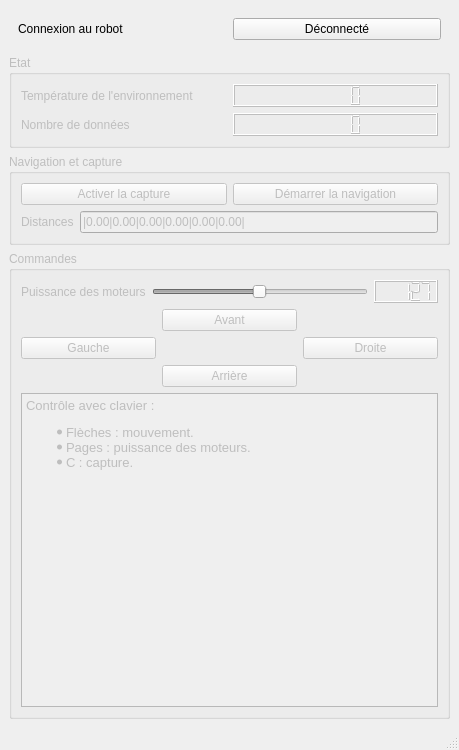
This is Code/PC/GUI/DistancesCarRemoteControler.ui in Hamza5/PFE-Master as Qt 5 draws it before an edit. The edited form follows.
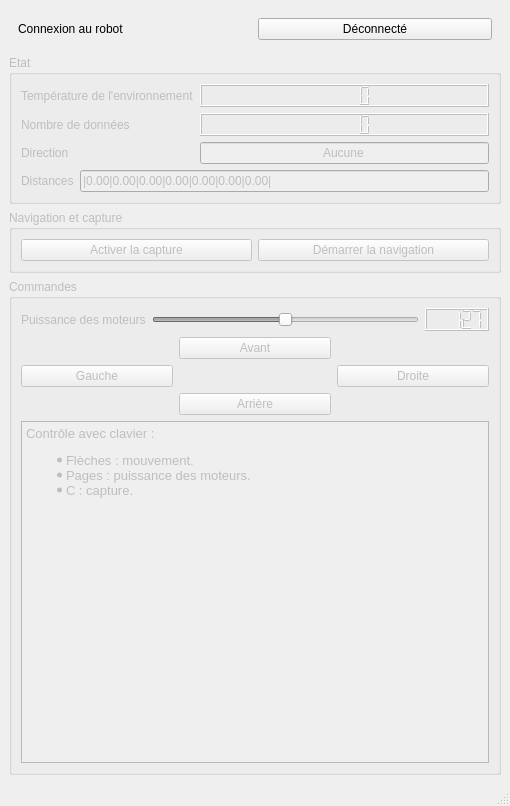
This is the edited form.

Diff of the .ui file:
```diff
--- a/Code/PC/GUI/DistancesCarRemoteControler.ui
+++ b/Code/PC/GUI/DistancesCarRemoteControler.ui
@@ -6,8 +6,8 @@
    <rect>
     <x>0</x>
     <y>0</y>
-    <width>459</width>
-    <height>750</height>
+    <width>510</width>
+    <height>806</height>
    </rect>
   </property>
   <property name="windowTitle">
@@ -47,15 +47,32 @@
        <string>Etat</string>
       </property>
       <layout class="QGridLayout" name="gridLayout_5">
-       <item row="2" column="1">
-        <widget class="QLCDNumber" name="dataCountLcdNumber"/>
+       <item row="1" column="1">
+        <widget class="QLCDNumber" name="temperatureLcdNumber"/>
        </item>
-       <item row="1" column="0">
-        <widget class="QLabel" name="temperatureLabel">
-         <property name="text">
-          <string>Température de l'environnement</string>
-         </property>
-        </widget>
+       <item row="4" column="0" colspan="2">
+        <layout class="QHBoxLayout" name="horizontalLayout_3">
+         <item>
+          <widget class="QLabel" name="distancesLabel">
+           <property name="text">
+            <string>Distances</string>
+           </property>
+          </widget>
+         </item>
+         <item>
+          <widget class="QLineEdit" name="distancesLineEdit">
+           <property name="text">
+            <string>|0.00|0.00|0.00|0.00|0.00|0.00|0.00|</string>
+           </property>
+           <property name="alignment">
+            <set>Qt::AlignLeading|Qt::AlignLeft|Qt::AlignVCenter</set>
+           </property>
+           <property name="readOnly">
+            <bool>true</bool>
+           </property>
+          </widget>
+         </item>
+        </layout>
        </item>
        <item row="2" column="0">
         <widget class="QLabel" name="dataCountLabel">
@@ -64,8 +81,35 @@
          </property>
         </widget>
        </item>
-       <item row="1" column="1">
-        <widget class="QLCDNumber" name="temperatureLcdNumber"/>
+       <item row="1" column="0">
+        <widget class="QLabel" name="temperatureLabel">
+         <property name="text">
+          <string>Température de l'environnement</string>
+         </property>
+        </widget>
+       </item>
+       <item row="2" column="1">
+        <widget class="QLCDNumber" name="dataCountLcdNumber"/>
+       </item>
+       <item row="3" column="0">
+        <widget class="QLabel" name="directionLabel">
+         <property name="text">
+          <string>Direction</string>
+         </property>
+        </widget>
+       </item>
+       <item row="3" column="1">
+        <widget class="QLineEdit" name="directionLineEdit">
+         <property name="text">
+          <string>Aucune</string>
+         </property>
+         <property name="alignment">
+          <set>Qt::AlignCenter</set>
+         </property>
+         <property name="readOnly">
+          <bool>true</bool>
+         </property>
+        </widget>
        </item>
       </layout>
      </widget>
@@ -103,27 +147,6 @@
          </item>
         </layout>
        </item>
-       <item>
-        <layout class="QHBoxLayout" name="horizontalLayout_3">
-         <item>
-          <widget class="QLabel" name="distancesLabel">
-           <property name="text">
-            <string>Distances</string>
-           </property>
-          </widget>
-         </item>
-         <item>
-          <widget class="QLineEdit" name="distancesLineEdit">
-           <property name="text">
-            <string>|0.00|0.00|0.00|0.00|0.00|0.00|</string>
-           </property>
-           <property name="readOnly">
-            <bool>true</bool>
-           </property>
-          </widget>
-         </item>
-        </layout>
-       </item>
       </layout>
      </widget>
     </item>
@@ -217,7 +240,7 @@
 &lt;p style=&quot; margin-top:12px; margin-bottom:12px; margin-left:0px; margin-right:0px; -qt-block-indent:0; text-indent:0px;&quot;&gt;Contrôle avec clavier :&lt;/p&gt;
 &lt;ul style=&quot;margin-top: 0px; margin-bottom: 0px; margin-left: 0px; margin-right: 0px; -qt-list-indent: 1;&quot;&gt;&lt;li style=&quot; margin-top:0px; margin-bottom:0px; margin-left:0px; margin-right:0px; -qt-block-indent:0; text-indent:0px;&quot;&gt;Flèches : mouvement.&lt;/li&gt;
 &lt;li style=&quot; margin-top:0px; margin-bottom:0px; margin-left:0px; margin-right:0px; -qt-block-indent:0; text-indent:0px;&quot;&gt;Pages : puissance des moteurs.&lt;/li&gt;
-&lt;li style=&quot; margin-top:0px; margin-bottom:12px; margin-left:0px; margin-right:0px; -qt-block-indent:0; text-indent:0px;&quot;&gt;C : capture.&lt;/li&gt;&lt;/ul&gt;&lt;/body&gt;&lt;/html&gt;</string>
+&lt;li style=&quot; margin-top:0px; margin-bottom:0px; margin-left:0px; margin-right:0px; -qt-block-indent:0; text-indent:0px;&quot;&gt;C : capture.&lt;/li&gt;&lt;/ul&gt;&lt;/body&gt;&lt;/html&gt;</string>
          </property>
          <property name="textInteractionFlags">
           <set>Qt::NoTextInteraction</set>
@@ -234,7 +257,7 @@
     <rect>
      <x>0</x>
      <y>0</y>
-     <width>459</width>
+     <width>510</width>
      <height>39</height>
     </rect>
    </property>
```
